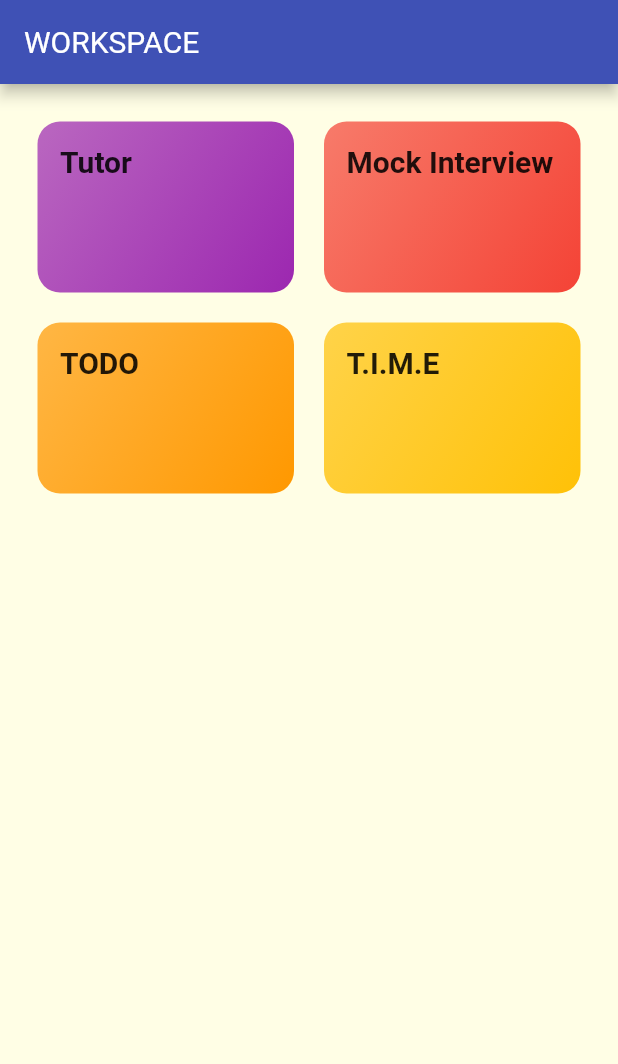
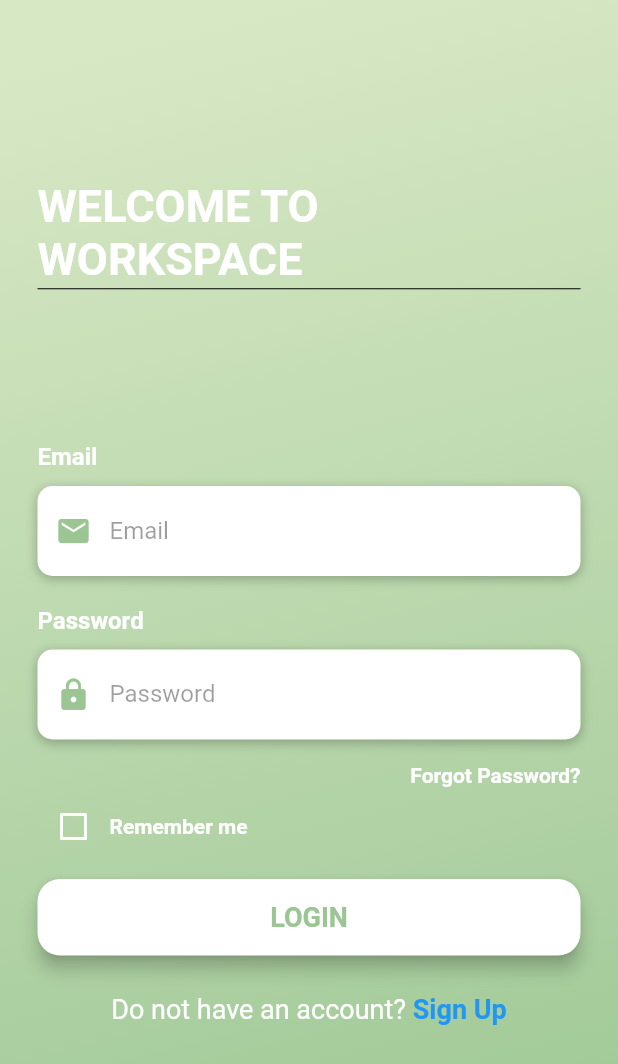
Before and after one commit to DAA-Project/workspace2020, a Flutter app: the screen it shows after launch, on a phone screen of 412 x 824 dp. Shown: the top 1064 px of the screen. Run offline on Flutter 3.47's test engine with Material 2 defaults, Android fonts, the phone set to English and light mode, and no system bars.

Commit message:
oct 29 updated(login, home page, tutorScreen)

```diff
--- a/lib/dummy_data.dart
+++ /dev/null
@@ -1,26 +0,0 @@
-
-import './models/options.dart';
-import 'package:flutter/material.dart';
-
-
-const dummyData=const [
-  Options(
-    id: 1,
-    title: 'Tutor',
-    color: Colors.purple,
-  ),
-  Options(
-    id: 2,
-    title: 'Mock Interview',
-    color: Colors.red,
-  ),
-  Options(
-    id: 3,
-    title: 'TODO',
-    color: Colors.orange,
-  ),
-  Options(
-    id: 4,
-    title: 'T.I.M.E',
-    color: Colors.amber,
-  )];
--- a/lib/main.dart
+++ b/lib/main.dart
@@ -1,5 +1,11 @@
 import 'package:flutter/material.dart';
-import './screens/myHomeScreen.dart';
+import 'package:workspace/provider/tutor.dart';
+import 'screens/logInScreen.dart';
+
+
+//import 'screens/homeScreen.dart';
+import './screens/tutorinfoScreen.dart';
+import 'package:provider/provider.dart';
 
 void main() {
   runApp(MyApp());
@@ -8,9 +14,13 @@ void main() {
 class MyApp extends StatelessWidget {
   @override
   Widget build(BuildContext context) {
-    return MaterialApp(
+    return ChangeNotifierProvider(
+      create: (ctx) => TProfiles(),
+
+          child: MaterialApp(
         title: 'WORKSPACE',
         theme: ThemeData(
+
           primarySwatch: Colors.indigo,
           accentColor: Colors.amber,
           canvasColor: Color.fromRGBO(255, 254, 229, 1),
@@ -28,7 +38,11 @@ class MyApp extends StatelessWidget {
                 fontWeight: FontWeight.bold,
               )),
         ),
-      home: HomeScreen(),
+        home: LoginScreen(),
+        routes: {
+          TutorInfoScreen.routeName: (ctx) => TutorInfoScreen(),
+        }
+      ),
     );
   }
 }
--- a/lib/models/tutorProfile.dart
+++ b/lib/models/tutorProfile.dart
@@ -1,23 +1,31 @@
 import 'package:flutter/material.dart';
 
-class TutorProfil{
-  final int tid;
+class TutorProfile{
+  final String name;
   int regNo;
   int currentyear;
-  DateTime dob;
+  int yearofgrad;
+  String email;
+  int phoneno;
   String topic;
   String grade;
   String other;
+  String password;
+  String image;
 
-  TutorProfil(
+  TutorProfile(
     {
-      @required this.tid,
+      @required this.name,
       @required this.regNo,
       @required this.currentyear,
-      @required this.dob,
       @required this.topic,
-      @required this.grade,
-      this.other
+      this.grade,
+      @required this.yearofgrad,
+      @required this.email,
+      @required this.phoneno,
+      @required this.password,
+      this.other,
+      this.image
     }
   );
 }
--- /dev/null
+++ b/lib/provider/tutor.dart
@@ -0,0 +1,47 @@
+import 'package:flutter/material.dart';
+import 'package:provider/provider.dart';
+
+import '../models/tutorProfile.dart';
+
+class TProfiles with ChangeNotifier {
+  List<TutorProfile> _tprofiles = [
+    TutorProfile(
+    name: 'Anita Sharma',
+    topic: 'Data Structures',
+    grade: 'B+',
+    email: 'anita@gmail.com',
+    phoneno: 9829635421,
+    regNo: 189303177,
+    currentyear: 2,
+    yearofgrad: 2022,
+    password: '123',
+    image: 'assets/images/unknown.png'
+  ),
+  TutorProfile(
+    name: 'Rakesh Patel',
+    topic: 'Computer Architecture',
+    grade: 'A',
+    email: 'rakesh@hotmail.com',
+    phoneno: 9158463258,
+    regNo: 189303166,
+    currentyear: 2,
+    yearofgrad: 2022,
+    password: '123',
+    image: 'assets/images/unknown.png'
+  ),
+
+  ];
+
+  List<TutorProfile> get tprofiles {
+    return [..._tprofiles];
+  }
+
+  TutorProfile findById(int regNo) {
+    return _tprofiles.firstWhere((prod) => prod.regNo == regNo);
+  }
+
+  void addProfile() {
+    // _tprofiles.add(value);
+    notifyListeners();
+  }
+}
--- /dev/null
+++ b/lib/screens/logInScreen.dart
@@ -0,0 +1,236 @@
+import 'package:flutter/material.dart';
+import 'package:flutter/services.dart';
+import './homeScreen.dart';
+
+class LoginScreen extends StatefulWidget {
+  @override
+  _LoginScreenState createState() => _LoginScreenState();
+}
+
+class _LoginScreenState extends State<LoginScreen> {
+  bool isRememberMe = false;
+
+  Widget buildEmail() {
+    return Column(
+      crossAxisAlignment: CrossAxisAlignment.start,
+      children: <Widget>[
+        SizedBox(height: 50,
+        ),
+        Text(
+          'Email',
+          style: TextStyle(
+              color: Colors.white, fontSize: 16, fontWeight: FontWeight.bold),
+        ),
+        SizedBox(height: 10),
+        Container(
+          alignment: Alignment.centerLeft,
+          decoration: BoxDecoration(
+              color: Colors.white,
+              borderRadius: BorderRadius.circular(10),
+              boxShadow: [
+                BoxShadow(
+                  color: Colors.black26,
+                  blurRadius: 6,
+                  offset: Offset(0, 2),
+                )
+              ]),
+          height: 60,
+          child: TextField(
+            keyboardType: TextInputType.emailAddress,
+            style: TextStyle(color: Colors.black87),
+            decoration: InputDecoration(
+                border: InputBorder.none,
+                contentPadding: EdgeInsets.only(top: 14),
+                prefixIcon: Icon(
+                  Icons.email,
+                  color: Color(0xff9bc693),
+                ),
+                hintText: 'Email',
+                hintStyle: TextStyle(color: Colors.black38)),
+          ),
+        )
+      ],
+    );
+  }
+
+  Widget buildPassword() {
+    return Column(
+      crossAxisAlignment: CrossAxisAlignment.start,
+      children: <Widget>[
+        Text(
+          'Password',
+          style: TextStyle(
+              color: Colors.white, fontSize: 16, fontWeight: FontWeight.bold),
+        ),
+        SizedBox(height: 10),
+        Container(
+          alignment: Alignment.centerLeft,
+          decoration: BoxDecoration(
+              color: Colors.white,
+              borderRadius: BorderRadius.circular(10),
+              boxShadow: [
+                BoxShadow(
+                  color: Colors.black26,
+                  blurRadius: 6,
+                  offset: Offset(0, 2),
+                )
+              ]),
+          height: 60,
+          child: TextField(
+            obscureText: true,
+            style: TextStyle(color: Colors.black87),
+            decoration: InputDecoration(
+                border: InputBorder.none,
+                contentPadding: EdgeInsets.only(top: 14),
+                prefixIcon: Icon(
+                  Icons.lock,
+                  color: Color(0xff9bc693),
+                ),
+                hintText: 'Password',
+                hintStyle: TextStyle(color: Colors.black38)),
+          ),
+        )
+      ],
+    );
+  }
+
+  Widget buildForgotPassBtn() {
+    return Container(
+      alignment: Alignment.centerRight,
+      child: FlatButton(
+        onPressed: () => print("Forgot Password"),
+        padding: EdgeInsets.only(right: 0),
+        child: Text(
+          'Forgot Password?',
+          style: TextStyle(color: Colors.white, fontWeight: FontWeight.bold),
+        ),
+      ),
+    );
+  }
+
+  Widget buildRememberCb() {
+    return Container(
+      height: 20,
+      child: Row(
+        children: <Widget>[
+          Theme(
+              data: ThemeData(unselectedWidgetColor: Colors.white),
+              child: Checkbox(
+                value: isRememberMe,
+                checkColor: Colors.green,
+                activeColor: Colors.white,
+                onChanged: (value) {
+                  setState(() {
+                    isRememberMe = value;
+                  });
+                },
+              )),
+          Text(
+            'Remember me',
+            style: TextStyle(color: Colors.white, fontWeight: FontWeight.bold),
+          )
+        ],
+      ),
+    );
+  }
+
+  Widget buildLoginBtn() {
+    return Container(
+      padding: EdgeInsets.symmetric(vertical: 25),
+      width: double.infinity,
+      child: RaisedButton(
+        elevation: 5,
+        onPressed: () {Navigator.push(
+                            context,
+                            MaterialPageRoute(builder: (context) => HomeScreen()),);},
+        padding: EdgeInsets.all(15),
+        shape: RoundedRectangleBorder(borderRadius: BorderRadius.circular(15)),
+        color: Colors.white,
+        child: Text(
+          'LOGIN',
+          style: TextStyle(
+              color: Color(0xff9bc693),
+              fontSize: 18,
+              fontWeight: FontWeight.bold),
+        ),
+      ),
+    );
+  }
+
+  Widget buildSignUpBtn() {
+    return GestureDetector(
+      onTap: () => print("Sign Up Pressed "),
+      child: RichText(
+        text: TextSpan(children: [
+          TextSpan(
+            text: 'Do not have an account? ',
+            style: TextStyle(
+                color: Colors.white, fontSize: 18, fontWeight: FontWeight.w500),
+          ),
+          TextSpan(
+              text: 'Sign Up',
+              style: TextStyle(
+                  color: Colors.blue,
+                  fontSize: 18,
+                  fontWeight: FontWeight.bold))
+        ]),
+      ),
+    );
+  }
+
+  @override
+  Widget build(BuildContext context) {
+    return Scaffold(
+      body: AnnotatedRegion<SystemUiOverlayStyle>(
+          value: SystemUiOverlayStyle.light,
+          child: GestureDetector(
+              child: Stack(children: <Widget>[
+            Container(
+              height: double.infinity,
+              width: double.infinity,
+              decoration: BoxDecoration(
+                  gradient: LinearGradient(
+                      begin: Alignment.topCenter,
+                      end: Alignment.bottomRight,
+                      colors: [
+                    Color(0x669bc693),
+                    Color(0x999bc693),
+                    Color(0xcc9bc693),
+                    Color(0xff9bc693),
+                  ])),
+              child: SingleChildScrollView(
+                physics: AlwaysScrollableScrollPhysics(),
+                padding: EdgeInsets.symmetric(
+                  horizontal: 25,
+                  vertical: 120,
+                ),
+                child: Column(
+                  mainAxisAlignment: MainAxisAlignment.center,
+                  children: <Widget>[
+                    Text(
+                      'WELCOME TO WORKSPACE',
+                      style: TextStyle(
+                          color: Colors.white,
+                          fontSize: 30,
+                          fontWeight: FontWeight.bold),
+                     ),        SizedBox(height: 5,
+                                  child: Divider(
+                                  color: Colors.black,
+                                ),
+                              ),
+                    SizedBox(height: 50),
+                    buildEmail(),
+                    SizedBox(height: 20),
+                    buildPassword(),
+                    buildForgotPassBtn(),
+                    buildRememberCb(),
+                    buildLoginBtn(),
+                    buildSignUpBtn(),
+                  ],
+                ),
+              ),
+            )
+          ]))),
+    );
+  }
+}
--- a/lib/screens/myHomeScreen.dart
+++ /dev/null
@@ -1,35 +0,0 @@
-import 'package:flutter/material.dart';
-import 'package:workspace/dummy_data.dart';
-import 'package:workspace/studentOptions.dart';
-import '../dummy_data.dart';
-import '../studentOptions.dart';
-
-class HomeScreen extends StatelessWidget {
-  @override
-  Widget build(BuildContext context) {
-    return Scaffold(
-      appBar: AppBar(
-        title: const Text('WORKSPACE'),
-        ),
-      body: GridView(
-        padding: const EdgeInsets.all(25),
-          children: dummyData
-            .map(
-              (catData) => StudentOptions(
-                    catData.title,
-                    catData.color,
-                  ),
-            )
-            .toList(),
-          gridDelegate:  SliverGridDelegateWithMaxCrossAxisExtent(
-            maxCrossAxisExtent: 200,
-
-            childAspectRatio: 3 / 2,
-            crossAxisSpacing: 20,
-            mainAxisSpacing: 20,
-        ),
-        ),
-
-    );
-  }
-}
--- a/lib/studentOptions.dart
+++ b/studentOptions.dart
@@ -1,5 +1,5 @@
 import 'package:flutter/material.dart';
-import './screens/tutorScreen.dart';
+import 'lib/screens/tutorScreen.dart';
 
 
 class StudentOptions extends StatelessWidget {
@@ -24,14 +24,7 @@ class StudentOptions extends StatelessWidget {
             padding: const EdgeInsets.all(15),
             child: Text(title,
             style: Theme.of(context).textTheme.title,),
-            decoration: BoxDecoration(
-              gradient: LinearGradient(
-               colors: [color.withOpacity(0.7),color,],
-               begin: Alignment.topLeft,
-               end: Alignment.bottomRight,
-             ),
-             borderRadius: BorderRadius.circular(15),
-              ),
+
           ),
     );
   }
```
Also changed, not shown: lib/models/studentProfile.dart (+25 -0 lines), lib/screens/homeScreen.dart (added, +82 -0 lines), lib/screens/tutorInfoScreen.dart (added, +17 -0 lines), lib/screens/tutorScreen.dart (+43 -1 lines), lib/widgets/tutorinfoWidget.dart (added, +50 -0 lines), pubspec.yaml (+4 -3 lines), assets/images/unknown.png (added), pubspec.lock, 3 other files. Lines whose indentation alone changed are shown as unchanged.
